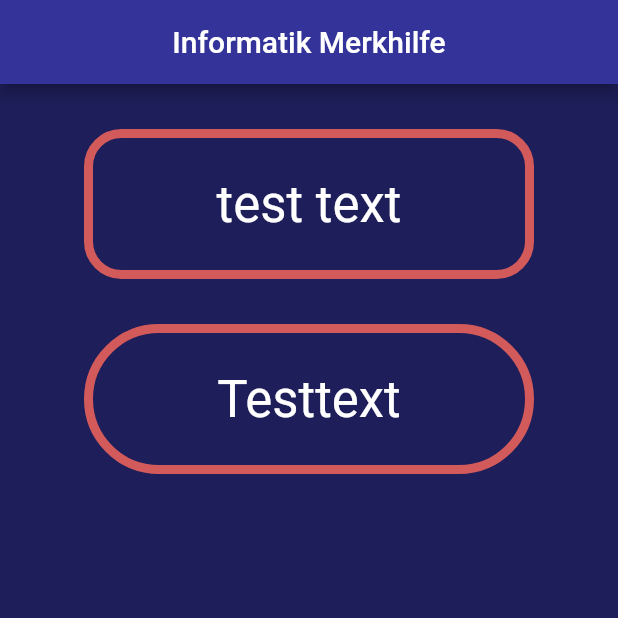
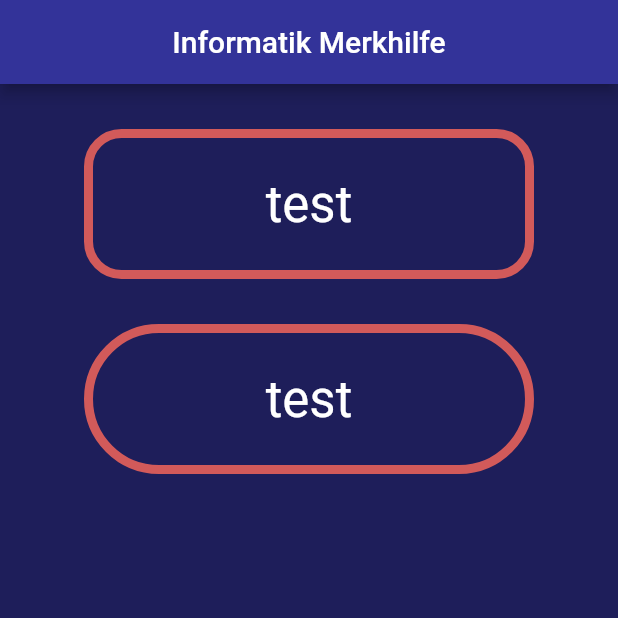
Before and after one commit to InformatikT13600/informatik_merkhilfe, a Flutter app: the screen it shows after launch, on a phone screen of 412 x 824 dp, the top half of it. Run offline on Flutter 3.47's test engine with Material 2 defaults, Android fonts, the light colour scheme and no system bars.

Commit message:
Changed text on button to a variable

```diff
--- a/lib/shared/styles.dart
+++ b/lib/shared/styles.dart
@@ -5,7 +5,7 @@ final Color colorMainAppbar = Color(0xff333399);
 final Color colorRed = Color(0xffD25A5A);
 
 
-Widget buildRectangularButton() {
+Widget buildRectangularButton(String buttonText) {
 
   return Container(
     constraints: BoxConstraints(minHeight: 100, minWidth: 300, maxHeight: 100, maxWidth: 300),
@@ -16,7 +16,7 @@ Widget buildRectangularButton() {
     child: TextButton(
       onPressed: () {print('test');},
       child: Text(
-        'test text',
+        buttonText,
         style: TextStyle(color: Colors.white, fontSize: 34, fontWeight: FontWeight.normal),
       ),
     ),
@@ -24,7 +24,7 @@ Widget buildRectangularButton() {
 
 }
 
-Widget buildEllipticalButton() {
+Widget buildEllipticalButton(String buttonText) {
 
   return Container(
     constraints: BoxConstraints(minHeight: 100, maxHeight: 100, minWidth: 300, maxWidth: 300),
@@ -35,7 +35,7 @@ Widget buildEllipticalButton() {
     child: TextButton(
       onPressed: () {print('test');},
       child: Text(
-          'Testtext',
+          buttonText,
         style: TextStyle(color: Colors.white, fontSize: 34, fontWeight: FontWeight.normal),
       ),
     ),
--- a/lib/views/home.dart
+++ b/lib/views/home.dart
@@ -23,9 +23,9 @@ class _HomeState extends State<Home> {
           crossAxisAlignment: CrossAxisAlignment.center,
           children: [
             SizedBox(height: 30),
-            buildRectangularButton(),
+            buildRectangularButton('test'),
             SizedBox(height: 30),
-            buildEllipticalButton(),
+            buildEllipticalButton('test'),
           ],
         ),
       ),
```
